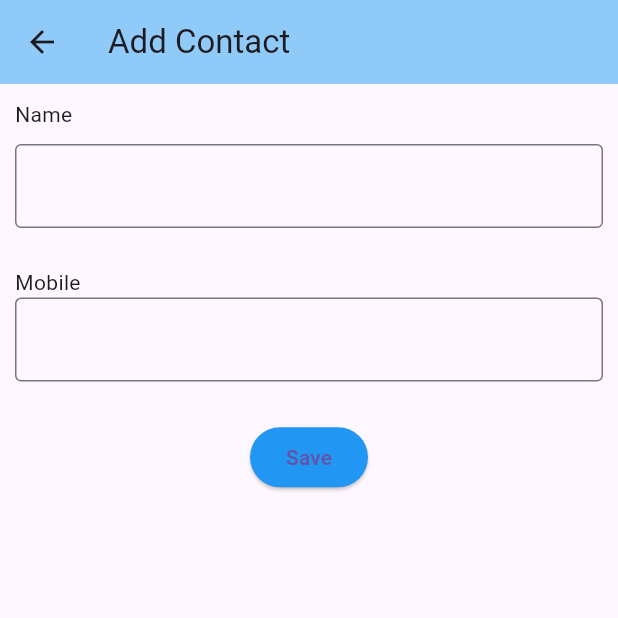
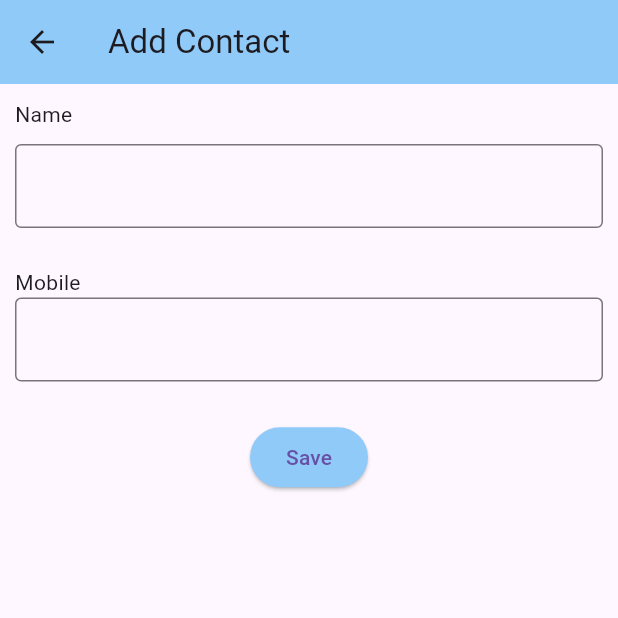
Before and after one commit to Hitesh910/exam_contact_app, a Flutter app: the screen it shows after launch, after a tap on the "add" icon, on a phone screen of 412 x 824 dp, the top half of it. Run offline on Flutter 3.47's test engine with Material 3 defaults, Android fonts, the phone set to English and light mode, and no system bars; our stand-ins replace cloud_firestore, firebase_core, get, sqflite; accounts and stored records are empty.

Commit message:
ContactApp

```diff
--- a/lib/screen/contact/view/contact_screen.dart
+++ b/lib/screen/contact/view/contact_screen.dart
@@ -68,6 +68,7 @@ class _ContactScreenState extends State<ContactScreen> {
                   width: width * 1,
                   child: TextFormField(
                     controller: txtMobile,
+                    keyboardType: TextInputType.phone,
                     decoration:
                         const InputDecoration(border: OutlineInputBorder()),
                     validator: (value) {
@@ -75,10 +76,14 @@ class _ContactScreenState extends State<ContactScreen> {
                       {
                         return "Value is Required";
                       }
-                      else if(value.length <= 10)
+                      else if(value.length < 10)
                         {
                           return "Only 10 number required";
                         }
+                      else if(value.length > 10)
+                      {
+                        return "Only 10 number required";
+                      }
                       return null;
                     },
                   ),
@@ -99,7 +104,7 @@ class _ContactScreenState extends State<ContactScreen> {
                 },
                 child: const Text("Save"),
                 style: ButtonStyle(
-                  backgroundColor: WidgetStatePropertyAll(Colors.blue.shade500),
+                  backgroundColor: WidgetStatePropertyAll(Colors.blue.shade200),
                 ),
               )
             ],
--- a/lib/screen/home/model/firebase_model.dart
+++ b/lib/screen/home/model/firebase_model.dart
@@ -6,7 +6,7 @@ class FireDbModel
   FireDbModel({this.name,this.mobile,this.cid});
 
   factory FireDbModel.mapToModel(Map m1,String id)
-  {
-    return FireDbModel(name: m1['name'],mobile: m1['mobile'],cid: m1['id']);
+  {print("=======================${id}");
+    return FireDbModel(name: m1['name'],mobile: m1['mobile'],cid: id);
   }
 }
--- a/lib/screen/home/view/home_screen.dart
+++ b/lib/screen/home/view/home_screen.dart
@@ -28,7 +28,7 @@ class _HomeScreenState extends State<HomeScreen> {
   Widget build(BuildContext context) {
     return Scaffold(
       appBar: AppBar(
-        backgroundColor: Colors.blue.shade100,
+        backgroundColor: Colors.blue.shade200,
         title: const Text("Contact App"),
         actions: [
           IconButton(
@@ -40,7 +40,7 @@ class _HomeScreenState extends State<HomeScreen> {
         ],
       ),
       body: Obx(
-        () => ListView.builder(
+        () => controller.dbList.isNotEmpty ?ListView.builder(
           itemCount: controller.dbList.length,
           itemBuilder: (context, index) {
             return Column(
@@ -83,7 +83,7 @@ class _HomeScreenState extends State<HomeScreen> {
               ],
             );
           },
-        ),
+        ) :Center(child: Text("No Contact")),
       ),
       floatingActionButton: FloatingActionButton(
         backgroundColor: Colors.blue.shade200,
--- /dev/null
+++ b/lib/screen/splash/view/splash_screen.dart
@@ -0,0 +1,41 @@
+import 'package:flutter/material.dart';
+
+class SplashScreen extends StatefulWidget {
+  const SplashScreen({super.key});
+
+  @override
+  State<SplashScreen> createState() => _SplashScreenState();
+}
+
+class _SplashScreenState extends State<SplashScreen> {
+  @override
+  void initState() {
+    // TODO: implement initState
+    super.initState();
+    Future.delayed(
+      Duration(seconds: 4),
+      () {
+        Navigator.pushReplacementNamed(context, "/home");
+      },
+    );
+  }
+
+  @override
+  Widget build(BuildContext context) {
+    return Scaffold(
+      body: Center(
+        child: Column(
+          mainAxisAlignment: MainAxisAlignment.center,
+          children: [
+            SizedBox(
+              height: 50,
+              width: 50,
+              child: Image.asset("assets/images/phone.png"),
+            ),
+            Text("Contact App"),
+          ],
+        ),
+      ),
+    );
+  }
+}
--- a/lib/utils/app_routes.dart
+++ b/lib/utils/app_routes.dart
@@ -1,10 +1,12 @@
 import 'package:contact_app/screen/backup/view/backup_screen.dart';
 import 'package:contact_app/screen/contact/view/contact_screen.dart';
 import 'package:contact_app/screen/home/view/home_screen.dart';
+import 'package:contact_app/screen/splash/view/splash_screen.dart';
 import 'package:flutter/cupertino.dart';
 
 Map<String, WidgetBuilder> app_route = {
-  "/": (context) => HomeScreen(),
+  "/":(context) => SplashScreen(),
+  "/home": (context) => HomeScreen(),
   "/contact": (context) => ContactScreen(),
   "/backup": (context) => BackupScreen(),
 };
--- a/pubspec.yaml
+++ b/pubspec.yaml
@@ -67,6 +67,8 @@ flutter:
   # assets:
   #   - images/a_dot_burr.jpeg
   #   - images/a_dot_ham.jpeg
+  assets:
+    - assets/images/
 
   # An image asset can refer to one or more resolution-specific "variants", see
   # https://flutter.dev/assets-and-images/#resolution-aware
```
Also changed, not shown: lib/screen/backup/view/backup_screen.dart (+7 -4 lines), assets/images/phone.png (added).
